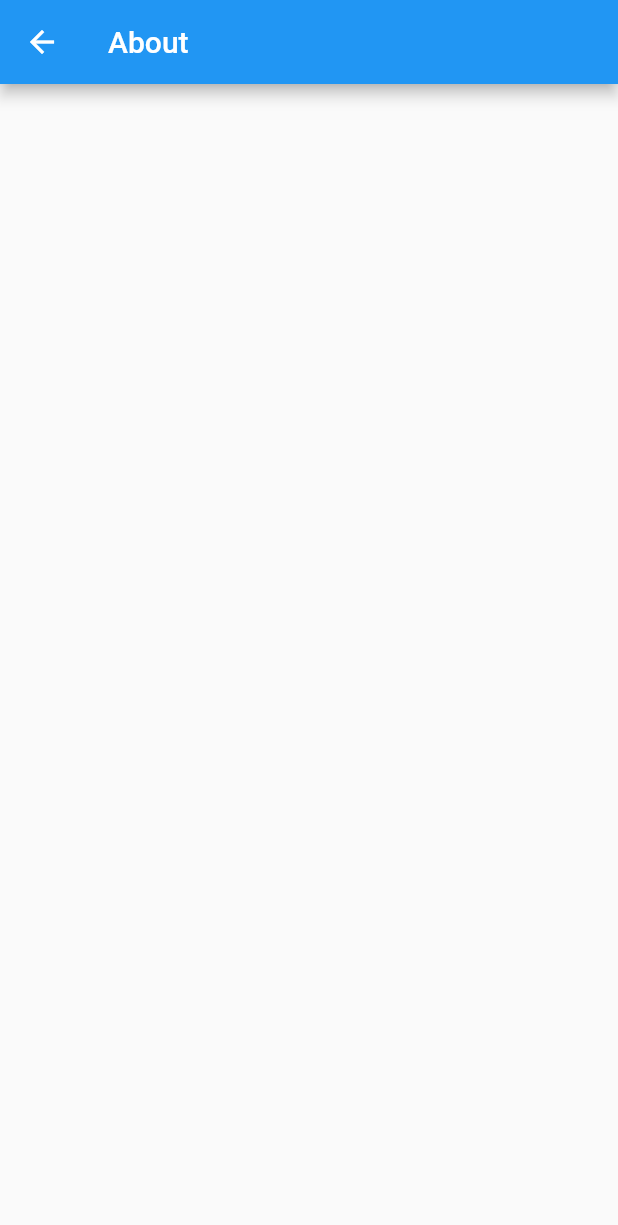
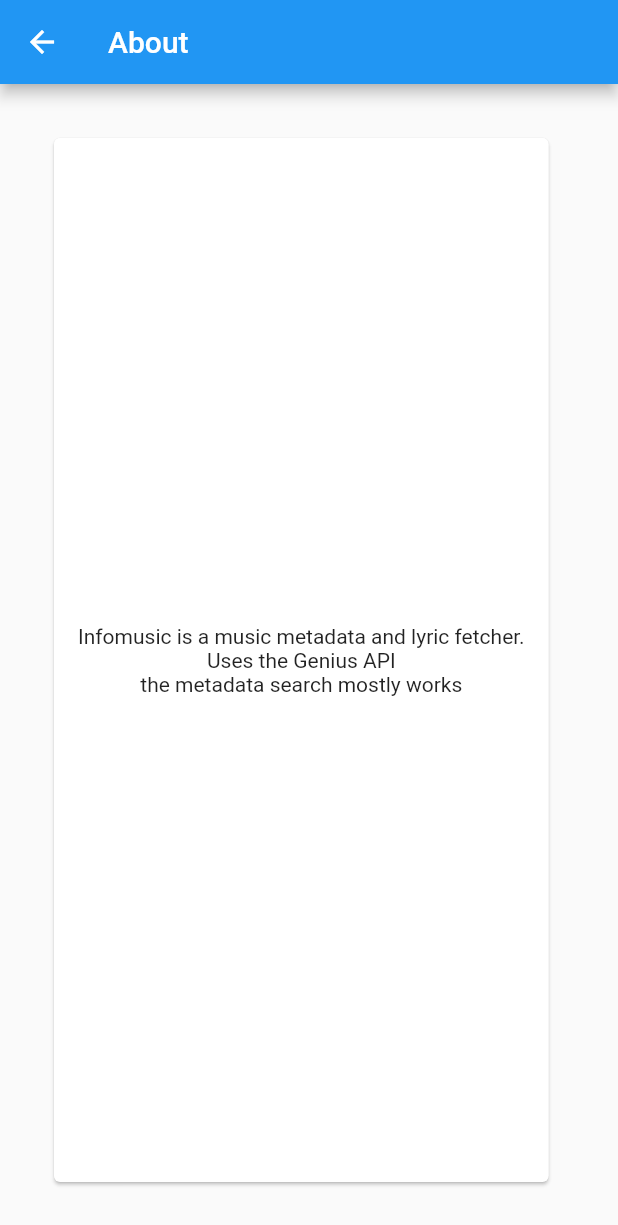
Before and after one commit to ayz122004/infomusic2, a Flutter app: the AboutPage screen opened directly, on a phone screen of 412 x 824 dp. Shown: the top 1225 px of the screen. Run offline on Flutter 3.47's test engine with Material 2 defaults, Android fonts, the phone set to English and light mode, and no system bars; network calls fail.

```diff
--- a/lib/Pages/AboutPage.dart
+++ b/lib/Pages/AboutPage.dart
@@ -1,7 +1,7 @@
 import 'package:flutter/material.dart';
 
 class AboutPage extends StatefulWidget {
-  const AboutPage({ Key? key }) : super(key: key);
+  const AboutPage({Key? key}) : super(key: key);
 
   @override
   _AboutPageState createState() => _AboutPageState();
@@ -14,6 +14,22 @@ class _AboutPageState extends State<AboutPage> {
       appBar: AppBar(
         title: Text("About"),
       ),
+      body: Padding(
+        padding: EdgeInsets.all(32),
+        child: Card(
+          child: Padding(
+            padding: EdgeInsets.all(16),
+            child: Column(
+              mainAxisAlignment: MainAxisAlignment.center,
+              children: [
+                Text("Infomusic is a music metadata and lyric fetcher."),
+                Text("Uses the Genius API"),
+                Text("the metadata search mostly works"),
+              ],
+            ),
+          ),
+        ),
+      ),
     );
   }
 }
```
Also changed, not shown: lib/Widgets/ResultsCard.dart (+20 -17 lines).
